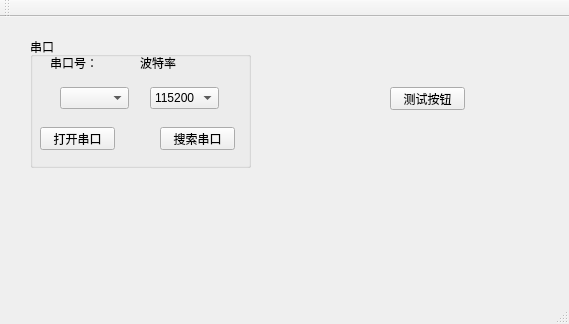
First picture: the form in Upper/mainwindow.ui, repository zhuChengChao/GraduateDesign_Upper, before the edit.
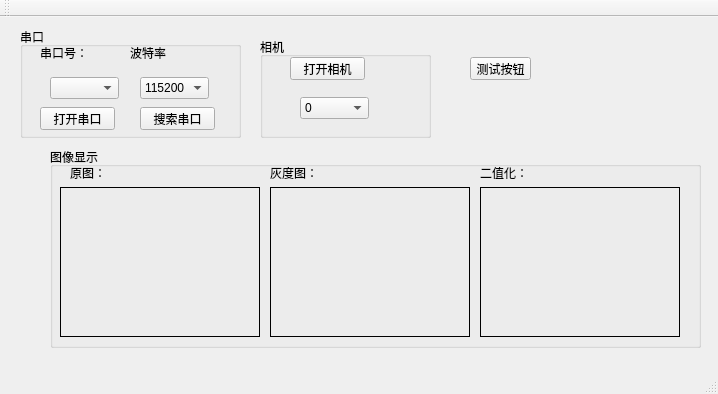
Second picture: the form after the edit.

Commit message: 显示图像完成

Patch:
```diff
--- a/Upper/mainwindow.ui
+++ b/Upper/mainwindow.ui
@@ -6,8 +6,8 @@
    <rect>
     <x>0</x>
     <y>0</y>
-    <width>569</width>
-    <height>324</height>
+    <width>718</width>
+    <height>394</height>
    </rect>
   </property>
   <property name="windowTitle">
@@ -17,10 +17,10 @@
    <widget class="QGroupBox" name="groupBox">
     <property name="geometry">
      <rect>
-      <x>30</x>
-      <y>20</y>
+      <x>20</x>
+      <y>10</y>
       <width>221</width>
-      <height>131</height>
+      <height>111</height>
      </rect>
     </property>
     <property name="title">
@@ -90,8 +90,8 @@
     <widget class="QPushButton" name="pushButton_openPort">
      <property name="geometry">
       <rect>
-       <x>10</x>
-       <y>90</y>
+       <x>20</x>
+       <y>80</y>
        <width>75</width>
        <height>23</height>
       </rect>
@@ -103,8 +103,8 @@
     <widget class="QPushButton" name="pushButton_searchPort">
      <property name="geometry">
       <rect>
-       <x>130</x>
-       <y>90</y>
+       <x>120</x>
+       <y>80</y>
        <width>75</width>
        <height>23</height>
       </rect>
@@ -117,9 +117,9 @@
    <widget class="QPushButton" name="pushButton">
     <property name="geometry">
      <rect>
-      <x>390</x>
-      <y>70</y>
-      <width>75</width>
+      <x>470</x>
+      <y>40</y>
+      <width>61</width>
       <height>23</height>
      </rect>
     </property>
@@ -127,6 +127,161 @@
      <string>测试按钮</string>
     </property>
    </widget>
+   <widget class="QGroupBox" name="groupBox_2">
+    <property name="geometry">
+     <rect>
+      <x>260</x>
+      <y>20</y>
+      <width>171</width>
+      <height>101</height>
+     </rect>
+    </property>
+    <property name="title">
+     <string>相机</string>
+    </property>
+    <widget class="QPushButton" name="pushButton_OpenCam">
+     <property name="geometry">
+      <rect>
+       <x>30</x>
+       <y>20</y>
+       <width>75</width>
+       <height>23</height>
+      </rect>
+     </property>
+     <property name="text">
+      <string>打开相机</string>
+     </property>
+    </widget>
+    <widget class="QComboBox" name="comboBox_channel">
+     <property name="geometry">
+      <rect>
+       <x>40</x>
+       <y>60</y>
+       <width>69</width>
+       <height>22</height>
+      </rect>
+     </property>
+     <item>
+      <property name="text">
+       <string>0</string>
+      </property>
+     </item>
+     <item>
+      <property name="text">
+       <string>1</string>
+      </property>
+     </item>
+    </widget>
+   </widget>
+   <widget class="QGroupBox" name="groupBox_3">
+    <property name="geometry">
+     <rect>
+      <x>50</x>
+      <y>130</y>
+      <width>651</width>
+      <height>201</height>
+     </rect>
+    </property>
+    <property name="title">
+     <string>图像显示</string>
+    </property>
+    <widget class="QLabel" name="label_original">
+     <property name="geometry">
+      <rect>
+       <x>10</x>
+       <y>40</y>
+       <width>200</width>
+       <height>150</height>
+      </rect>
+     </property>
+     <property name="styleSheet">
+      <string notr="true">border-width: 1px;
+border-style: outset;
+border-style: solid;
+border-color: rgb(0, 0, 0)</string>
+     </property>
+     <property name="text">
+      <string/>
+     </property>
+    </widget>
+    <widget class="QLabel" name="label_gray">
+     <property name="geometry">
+      <rect>
+       <x>220</x>
+       <y>40</y>
+       <width>200</width>
+       <height>150</height>
+      </rect>
+     </property>
+     <property name="styleSheet">
+      <string notr="true">border-width: 1px;
+border-style: outset;
+border-style: solid;
+border-color: rgb(0, 0, 0)</string>
+     </property>
+     <property name="text">
+      <string/>
+     </property>
+    </widget>
+    <widget class="QLabel" name="label_binary">
+     <property name="geometry">
+      <rect>
+       <x>430</x>
+       <y>40</y>
+       <width>200</width>
+       <height>150</height>
+      </rect>
+     </property>
+     <property name="styleSheet">
+      <string notr="true">border-width: 1px;
+border-style: outset;
+border-style: solid;
+border-color: rgb(0, 0, 0)</string>
+     </property>
+     <property name="text">
+      <string/>
+     </property>
+    </widget>
+    <widget class="QLabel" name="label_3">
+     <property name="geometry">
+      <rect>
+       <x>20</x>
+       <y>20</y>
+       <width>54</width>
+       <height>12</height>
+      </rect>
+     </property>
+     <property name="text">
+      <string>原图：</string>
+     </property>
+    </widget>
+    <widget class="QLabel" name="label_4">
+     <property name="geometry">
+      <rect>
+       <x>220</x>
+       <y>20</y>
+       <width>54</width>
+       <height>12</height>
+      </rect>
+     </property>
+     <property name="text">
+      <string>灰度图：</string>
+     </property>
+    </widget>
+    <widget class="QLabel" name="label_5">
+     <property name="geometry">
+      <rect>
+       <x>430</x>
+       <y>20</y>
+       <width>54</width>
+       <height>12</height>
+      </rect>
+     </property>
+     <property name="text">
+      <string>二值化：</string>
+     </property>
+    </widget>
+   </widget>
   </widget>
   <widget class="QMenuBar" name="menuBar">
    <property name="geometry">
```
Left out of the diff: 2 changed lines with no effect on the pictures. The commit also changes 5 other files.
